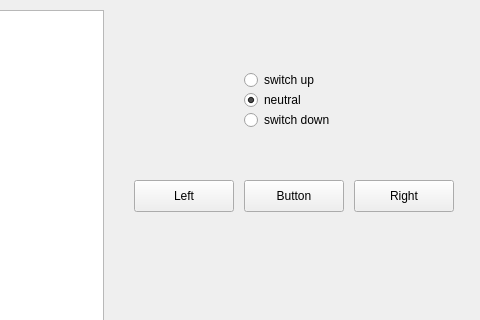
Qt form qt/simulator_mainwindow.ui (SimonKagstrom/maelir) before a commit; both pictures show x 616 to 1096 and y 0 to 320 of the 1096 by 866 pixel window.
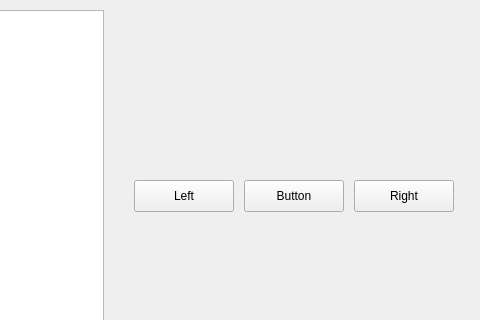
The same form after that commit.

Commit message: encoder_input: Remove the unused switch up pin

```diff
--- a/qt/simulator_mainwindow.ui
+++ b/qt/simulator_mainwindow.ui
@@ -78,66 +78,6 @@
      <string>Right</string>
     </property>
    </widget>
-   <widget class="QRadioButton" name="switchUp">
-    <property name="geometry">
-     <rect>
-      <x>860</x>
-      <y>70</y>
-      <width>99</width>
-      <height>20</height>
-     </rect>
-    </property>
-    <property name="text">
-     <string>switch up</string>
-    </property>
-    <property name="shortcut">
-     <string>Q</string>
-    </property>
-    <attribute name="buttonGroup">
-     <string notr="true">switchGroup</string>
-    </attribute>
-   </widget>
-   <widget class="QRadioButton" name="switchNeutral">
-    <property name="geometry">
-     <rect>
-      <x>860</x>
-      <y>90</y>
-      <width>99</width>
-      <height>20</height>
-     </rect>
-    </property>
-    <property name="text">
-     <string>neutral</string>
-    </property>
-    <property name="shortcut">
-     <string>A</string>
-    </property>
-    <property name="checked">
-     <bool>true</bool>
-    </property>
-    <attribute name="buttonGroup">
-     <string notr="true">switchGroup</string>
-    </attribute>
-   </widget>
-   <widget class="QRadioButton" name="switchDown">
-    <property name="geometry">
-     <rect>
-      <x>860</x>
-      <y>110</y>
-      <width>99</width>
-      <height>20</height>
-     </rect>
-    </property>
-    <property name="text">
-     <string>switch down</string>
-    </property>
-    <property name="shortcut">
-     <string>Z</string>
-    </property>
-    <attribute name="buttonGroup">
-     <string notr="true">switchGroup</string>
-    </attribute>
-   </widget>
   </widget>
   <widget class="QMenuBar" name="menubar">
    <property name="geometry">
```
Left out of the diff: 4 changed lines with no effect on the pictures. The commit also changes 6 other files.
